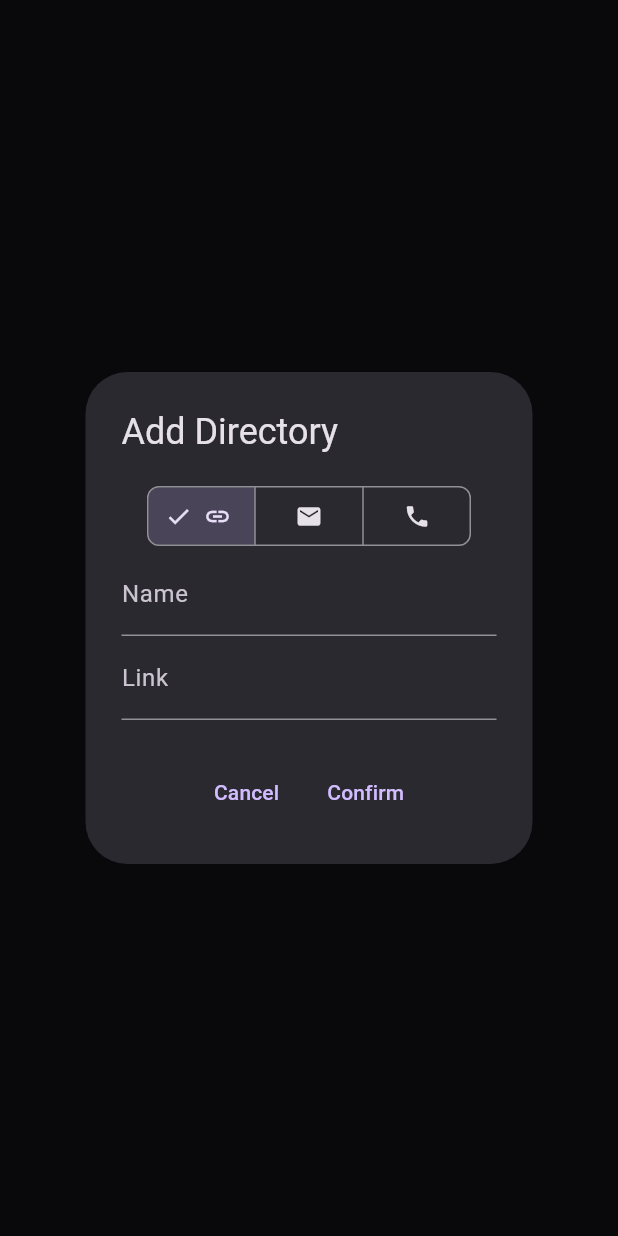
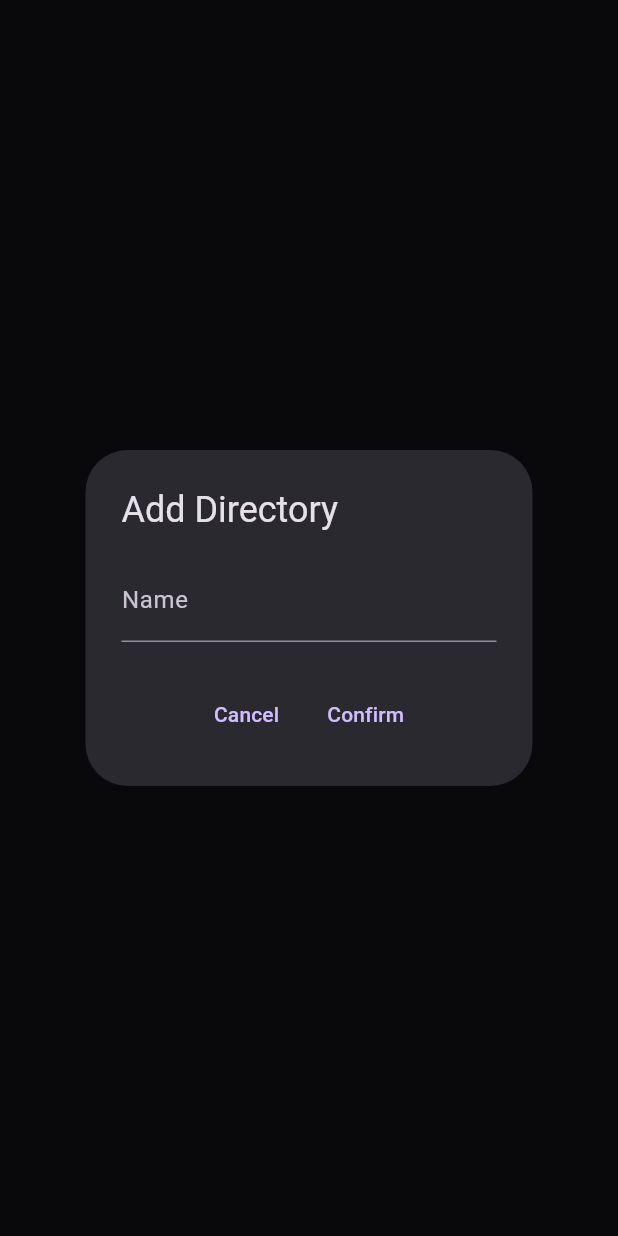
Before and after one commit to Vazgen2k4/link_manager, a Flutter app: what addFolderDialog() shows on an empty page, opened directly, on a phone screen of 412 x 824 dp. Run offline on Flutter 3.47's test engine with Material 3 defaults, Android fonts, the phone set to English and light mode, and no system bars; our stand-ins replace auto_size_text, bloc, cached_network_image, cloud_firestore, connectivity_plus, equatable and 5 more; accounts and stored records are empty; generated files the repository leaves out were written again; network calls fail.

Commit message:
Create  'CreateFolderAlert'

```diff
--- a/lib/l10n/intl_cs.arb
+++ b/lib/l10n/intl_cs.arb
@@ -35,6 +35,7 @@
     "lang": "Jazyk",
     "deleate": "Odstranění",
     "folder_exists": "Tento adresář již existuje",
+    "folder_create": "Adresář \"$\" byl úspěšně vytvořen",
     "link_exists": "Tento odkaz již existuje",
     "home_page_title": "Link Manager"
 }
--- a/lib/l10n/intl_en.arb
+++ b/lib/l10n/intl_en.arb
@@ -35,6 +35,7 @@
     "lang": "Language",
     "deleate": "Deletion",
     "folder_exists": "This folder already exists",
+    "folder_create": "Folder \"$\" has been successfully created",
     "link_exists": "This link already exists",
     "home_page_title": "Link Manager"
 }
--- a/lib/l10n/intl_ru.arb
+++ b/lib/l10n/intl_ru.arb
@@ -35,6 +35,7 @@
     "lang": "Язык",
     "deleate": "Удаление",
     "folder_exists": "Такая директория уже существует",
+    "folder_create": "Директория \"$\" успешно создана",
     "link_exists": "Такая ссылка уже существует",
     "home_page_title": "Link Manager"
 }
--- /dev/null
+++ b/lib/ui/widgets/alerts/create_folder_alert.dart
@@ -0,0 +1,91 @@
+import 'package:link_manager/app_logger.dart';
+import 'package:link_manager/generated/l10n.dart';
+import 'package:link_manager/logic/bloc/auth/auth_bloc.dart';
+import 'package:link_manager/ui/widgets/app_validator/app_validator.dart';
+import 'package:flutter/material.dart';
+import 'package:flutter_bloc/flutter_bloc.dart';
+
+class CreateFolderAlert extends StatefulWidget {
+  final void Function(String name)? onSucsess;
+
+  const CreateFolderAlert({
+    super.key,
+    this.onSucsess,
+  });
+
+  @override
+  State<CreateFolderAlert> createState() => _CreateFolderAlertState();
+}
+
+class _CreateFolderAlertState extends State<CreateFolderAlert> {
+  final nameController = TextEditingController();
+
+  final formKey = GlobalKey<FormState>();
+
+  void onConfirm() {
+    final allIsValide = formKey.currentState?.validate() ?? false;
+    if (!allIsValide) {
+      AppLogger.logInfo("Валидация в CreateFolderAlertState не прошла");
+      return;
+    }
+
+    final state = context.read<AuthBloc>().state as AuthLoaded;
+    final user = state.curentUser;
+
+    if (user == null) {
+      return;
+    }
+
+    final name = nameController.value.text.trim();
+
+    if (widget.onSucsess != null) {
+      widget.onSucsess!(name);
+    }
+
+    Navigator.of(context).pop(true);
+  }
+
+  @override
+  void dispose() {
+    super.dispose();
+    nameController.dispose();
+  }
+
+  @override
+  Widget build(BuildContext context) {
+    return AlertDialog(
+      title: Text(S.of(context).add_folder),
+      content: SizedBox(
+        width: 250,
+        child: Form(
+          key: formKey,
+          child: Column(
+            mainAxisSize: MainAxisSize.min,
+            children: <Widget>[
+              TextFormField(
+                controller: nameController,
+                decoration: InputDecoration(
+                  labelText: S.of(context).field_lable_name,
+                ),
+                validator: AppValidator(context, settings: {
+                  AppValidatorType.required,
+                }).validate,
+              ),
+            ],
+          ),
+        ),
+      ),
+      actionsAlignment: MainAxisAlignment.center,
+      actions: [
+        TextButton(
+          onPressed: () => Navigator.of(context).pop(false),
+          child: Text(S.of(context).cancel),
+        ),
+        TextButton(
+          onPressed: onConfirm,
+          child: Text(S.of(context).confirm),
+        ),
+      ],
+    );
+  }
+}
--- a/lib/ui/widgets/lists/filder_widget_item.dart
+++ b/lib/ui/widgets/lists/filder_widget_item.dart
@@ -30,7 +30,7 @@ class _FolderItemWidgetState extends State<FolderItemWidget> {
     final height = isOpen ? widget.maxHeight : widget.minHeight;
 
     return Padding(
-      padding:  EdgeInsets.all(widget.padding),
+      padding: EdgeInsets.symmetric(vertical: widget.padding),
       child: GestureDetector(
         onTap: () {
           setState(() {
--- a/lib/ui/widgets/lists/folders_widget_list.dart
+++ b/lib/ui/widgets/lists/folders_widget_list.dart
@@ -130,6 +130,7 @@ class _ReorderedListState extends State<ReorderedList> {
         ),
         Expanded(
           child: ReorderableListView.builder(
+            padding: EdgeInsets.only(bottom: 66),
             itemCount: _curentList.length,
             onReorder: _reorder,
             onReorderStart: (_) {
--- a/pubspec.yaml
+++ b/pubspec.yaml
@@ -41,9 +41,9 @@ dependencies:
 dev_dependencies:
   flutter_test:
     sdk: flutter
-  flutter_lints: ^2.0.0
   build_runner: ^2.4.6
   flutter_launcher_icons: ^0.13.1
+  intl_utils: ^2.8.7
 
 flutter_icons:
   android: "launcher_icon"
@@ -55,5 +55,6 @@ flutter:
   assets:
     - assets/images/
     - assets/icons/
+
 flutter_intl:
-  enabled: true
+  enabled: false
```
Also changed, not shown: lib/ui/widgets/alerts/app_dialogs.dart (+19 -7 lines), lib/ui/widgets/lists/links_list_widget.dart (+6 -6 lines), lib/generated/intl/messages_cs.dart, lib/generated/intl/messages_en.dart, lib/generated/intl/messages_ru.dart, lib/generated/l10n.dart, pubspec.lock.
